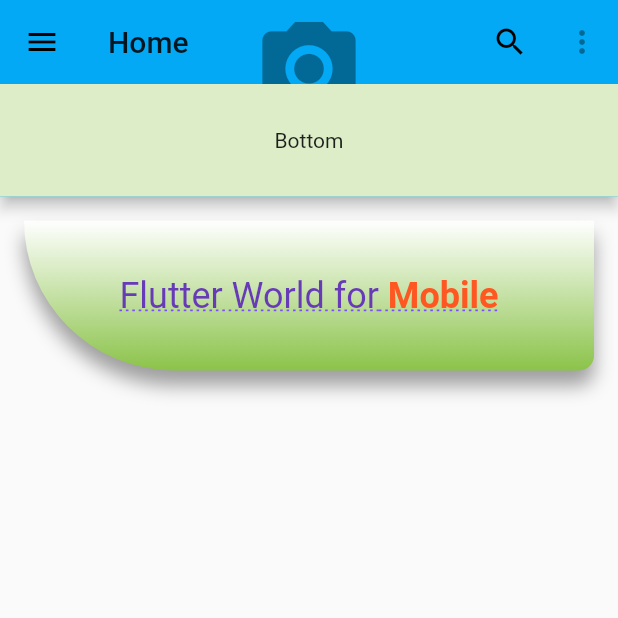
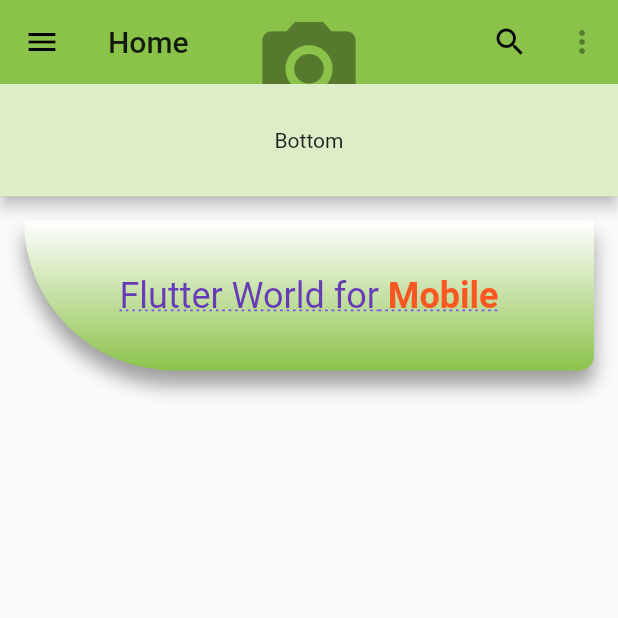
Before and after one commit to akashi4/flutter_application, a Flutter app: the screen it shows after launch, on a phone screen of 412 x 824 dp, the top half of it. Run offline on Flutter 3.47's test engine with Material 2 defaults, Android fonts, the phone set to English and light mode, and no system bars.

```diff
--- a/lib/main.dart
+++ b/lib/main.dart
@@ -10,7 +10,7 @@ class MyApp extends StatelessWidget{
       debugShowCheckedModeBanner: false,
       title: 'Starter Template',
       theme: ThemeData(
-        primarySwatch: Colors.lightBlue,
+        primarySwatch: Colors.lightGreen,
       ),
         home: Home(),
     );
--- a/lib/pages/home.dart
+++ b/lib/pages/home.dart
@@ -53,9 +53,6 @@ class _HomeState extends State<Home> {
         ),
       )
       ),
-
-
-
     );
   }
 }
```
